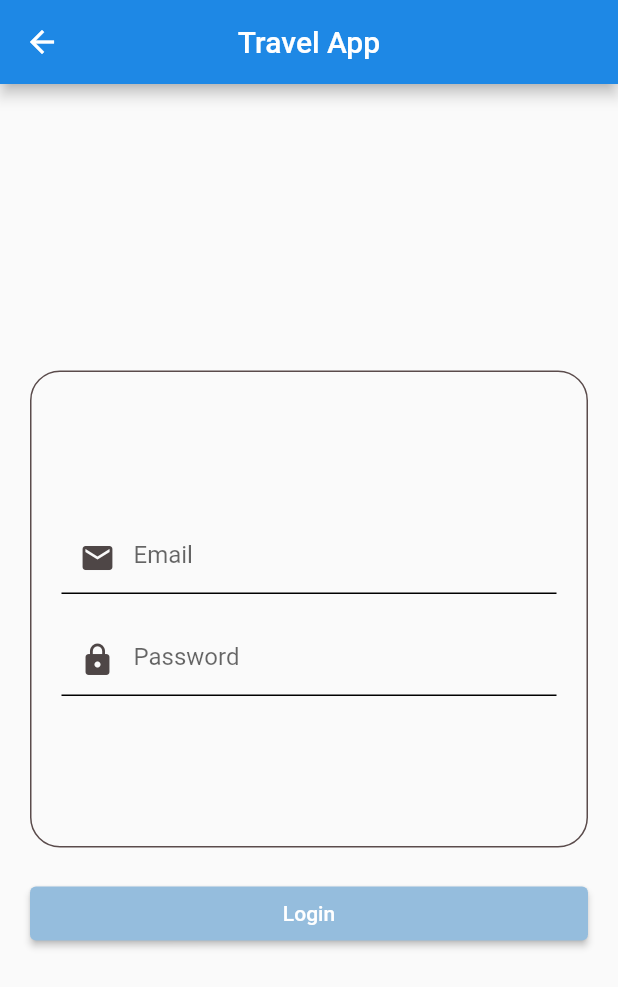
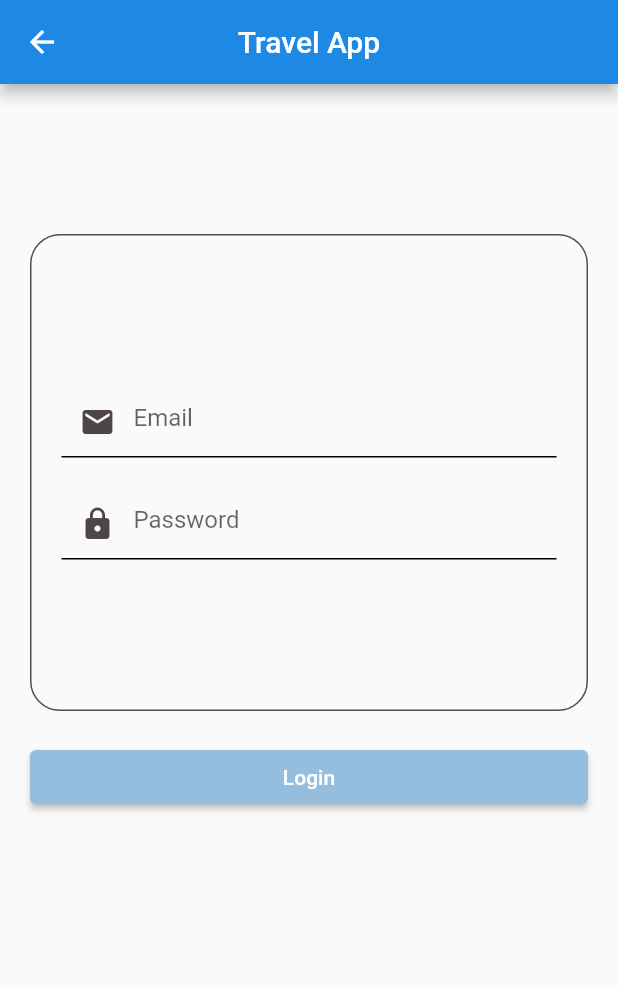
Before and after one commit to hilal-coskun/Flutter-Tutorial, a Flutter app: the screen it shows after launch, after a tap on "Login", on a phone screen of 412 x 824 dp. Shown: the top 987 px of the screen. Run offline on Flutter 3.47's test engine with Material 2 defaults, Android fonts, the phone set to English and light mode, and no system bars.

Commit message:
fixed the login page

```diff
--- a/flutter_tutorial_1/lib/views/home_page.dart
+++ b/flutter_tutorial_1/lib/views/home_page.dart
@@ -12,10 +12,11 @@ class HomePage extends StatelessWidget {
     var size = MediaQuery.of(context).size;
 
     return Scaffold(
+      backgroundColor: Colors.white,
       appBar: AppBar(
         title: const Text(
-          'Travel App',
-          style: TextStyle(color: Colors.black54)
+          'TRAVEL APP',
+          style: TextStyle(color: Color.fromARGB(255, 23, 99, 167), fontWeight: FontWeight.bold)
         ),
         centerTitle: true,
         backgroundColor: Colors.white,
@@ -24,16 +25,22 @@ class HomePage extends StatelessWidget {
         padding: const EdgeInsets.only(
           right: 20.0, left: 20.0, top: 50, bottom: 100,
         ),
+        child: SingleChildScrollView(
           child: Column(
             mainAxisAlignment: MainAxisAlignment.spaceAround,
             children: [
               //add image
               Image.asset(
-              'assets/images/background.jpg',
+                'assets/images/travel.jpg',
                 height: size.height * .5,
+                width: size.width * .9,
                 fit: BoxFit.cover,
               ),
-            Column(
+              Padding(
+                padding: const EdgeInsets.only(
+                  top: 30
+                ),
+                child: Column(
                   //Butonlar sayfaya hizalandı
                   crossAxisAlignment: CrossAxisAlignment.stretch,
                   //Sayfa sonuna taşındı (Column içindeki tüm widgetları)
@@ -41,7 +48,7 @@ class HomePage extends StatelessWidget {
                   children: [
                     ElevatedButton(
                     style: ElevatedButton.styleFrom(
-                  primary: Colors.white,
+                      primary: Colors.blue[300],
                     ),
                     //Sayfalar arası butonla geçiş
                     onPressed: () {
@@ -51,21 +58,23 @@ class HomePage extends StatelessWidget {
                         builder: (context) => const LoginPage())
                     );
                   },
-              child: const Text('Login', style: TextStyle(color: Colors.blue, fontSize: 18, fontWeight: FontWeight.bold),)),
+                  child: const Text('Login', style: TextStyle(color: Colors.white, fontSize: 18, fontWeight: FontWeight.bold),)),
 
                   ElevatedButton(
                     style: ElevatedButton.styleFrom(
-                  primary: Colors.white,
+                      primary: Colors.blue[300],
                     ),
                     onPressed: () {
                     print('Sign Up button');
                   },
 
-              child: const Text('Sign Up', style: TextStyle(color: Colors.blue, fontSize: 18, fontWeight: FontWeight.bold),)
+                  child: const Text('Sign Up', style: TextStyle(color: Colors.white, fontSize: 18, fontWeight: FontWeight.bold),)
                   )
                   ],
+                ),
               )
             ],
+          ),
         ),
       ),
     );
--- a/flutter_tutorial_1/lib/views/login_page.dart
+++ b/flutter_tutorial_1/lib/views/login_page.dart
@@ -33,15 +33,16 @@ class _LoginPageState extends State<LoginPage> {
         padding: const EdgeInsets.only(
           left: 20.0, right: 20, top:100, bottom: 100
         ),
+        child: SingleChildScrollView(
           child: Column(
             mainAxisAlignment: MainAxisAlignment.center,
             crossAxisAlignment: CrossAxisAlignment.stretch,
             children: [
               Container(
                 decoration: BoxDecoration(
-                borderRadius: BorderRadius.all(Radius.circular(20)),
+                  borderRadius: const BorderRadius.all(Radius.circular(20)),
                   border: Border.all(
-                  color: Color.fromARGB(255, 90, 75, 75),
+                    color: const Color.fromARGB(255, 90, 75, 75),
                   ),
                 ),
                 child: Padding(
@@ -104,6 +105,7 @@ class _LoginPageState extends State<LoginPage> {
             ],
           ),
         ),
+      ),
     );
   }
 }
```
Also changed, not shown: flutter_tutorial_1/assets/images/travel.jpg (added). Lines whose indentation alone changed are shown as unchanged.
